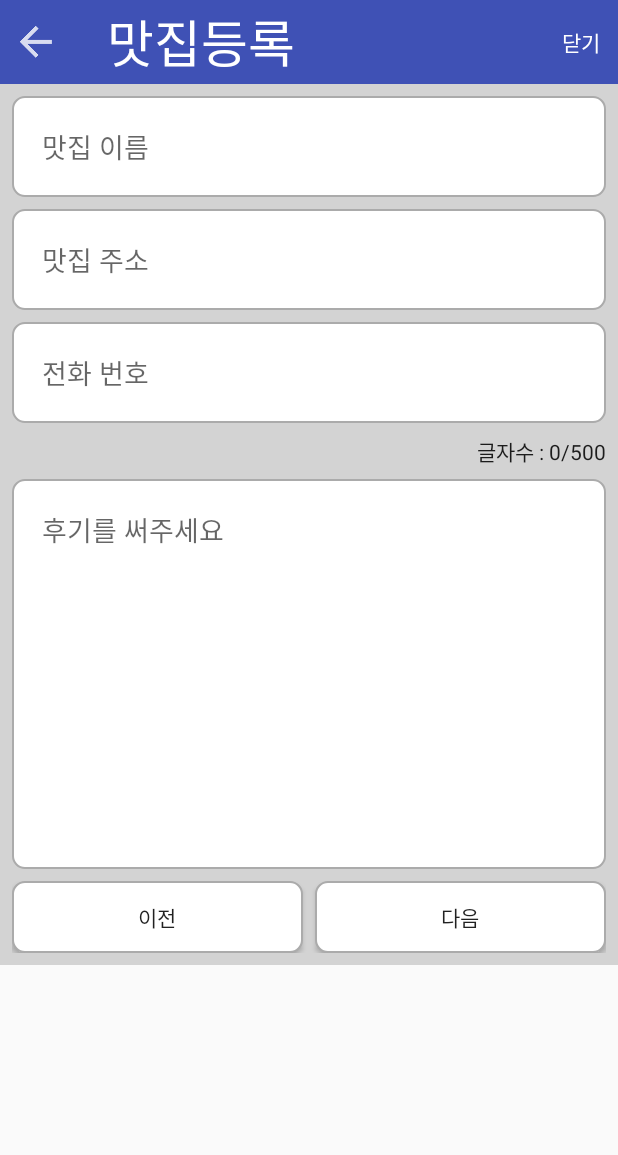
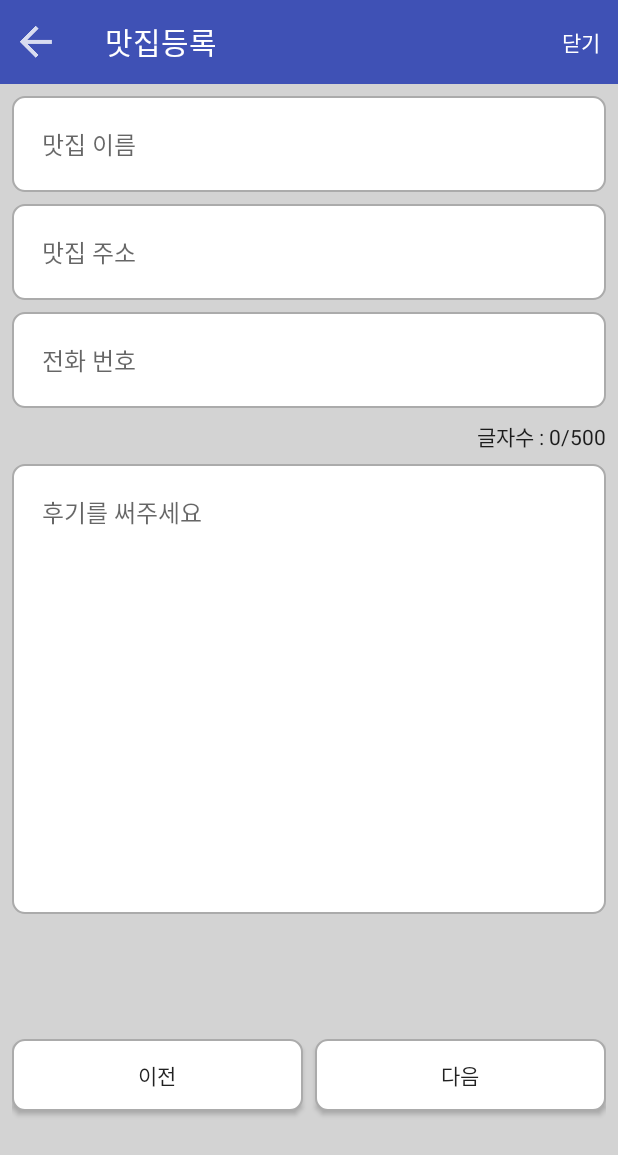
Before and after one commit to lunar999/boostcamp_3rdWeek, an Android app: the screen it shows after launch (MainActivity), on a phone screen of 412 x 824 dp. Shown: the top 1155 px of the screen. Run offline under Robolectric (Android 15) with nearby library versions, the phone set to English and light mode, and no system bars; libraries missing offline, so code that uses them is left out: io.realm; 3 statements that could not run were skipped.

Commit message:
Fix Bugs
- 실제 휴대폰 환경에서 화면 깨짐 현상 해결
- 마커 이동 후, 해당 좌표의 주소를 표시

```diff
--- a/RegistGoodPlace/app/src/main/java/com/study/tedkim/registgoodplace/RegisterFragment.java
+++ b/RegistGoodPlace/app/src/main/java/com/study/tedkim/registgoodplace/RegisterFragment.java
@@ -9,6 +9,9 @@ import android.support.annotation.NonNull;
 import android.support.v4.app.ActivityCompat;
 import android.support.v4.app.Fragment;
 import android.support.v4.app.FragmentTransaction;
+import android.telephony.PhoneNumberFormattingTextWatcher;
+import android.text.Editable;
+import android.text.TextWatcher;
 import android.view.LayoutInflater;
 import android.view.View;
 import android.view.ViewGroup;
@@ -64,12 +67,34 @@ public class RegisterFragment extends Fragment implements View.OnClickListener {
         mNext = (Button) view.findViewById(R.id.button_next);
         mNext.setOnClickListener(this);
 
+        mShopPhone = (EditText) view.findViewById(R.id.editText_shopPhone);
+        mShopPhone.addTextChangedListener(new PhoneNumberFormattingTextWatcher());
+
         mShopName = (EditText) view.findViewById(R.id.editText_shopName);
         mShopAddr = (EditText) view.findViewById(R.id.editText_shopAddr);
-        mShopPhone = (EditText) view.findViewById(R.id.editText_shopPhone);
-        mShopContents = (EditText) view.findViewById(R.id.editText_contents);
 
         mContentsLen = (TextView) view.findViewById(R.id.textView_contentsLength);
+
+        mShopContents = (EditText) view.findViewById(R.id.editText_contents);
+        mShopContents.addTextChangedListener(new TextWatcher() {
+            @Override
+            public void beforeTextChanged(CharSequence s, int start, int count, int after) {
+
+            }
+
+            @Override
+            public void onTextChanged(CharSequence s, int start, int before, int count) {
+                mContentsLen.setText("글자수 : "+s.length()+"/500");
+
+            }
+
+            @Override
+            public void afterTextChanged(Editable s) {
+
+            }
+        });
+
+
     }
 
     @Override
@@ -141,7 +166,6 @@ public class RegisterFragment extends Fragment implements View.OnClickListener {
                 @Override
                 public void execute(Realm realm) {
 
-                    // primary key 조심할 것
                     ShopInfo data = realm.createObject(ShopInfo.class, new Date().getTime());
 
                     data.setName(mShopName.getText().toString());
@@ -190,7 +214,7 @@ public class RegisterFragment extends Fragment implements View.OnClickListener {
             e.printStackTrace();
         }
 
-        // 2. 제대로 된 주소라면
+        // 2. 제대로 된 주소라면 ...
         return true;
     }
 }
--- a/RegistGoodPlace/app/src/main/java/com/study/tedkim/registgoodplace/ShopInfo.java
+++ b/RegistGoodPlace/app/src/main/java/com/study/tedkim/registgoodplace/ShopInfo.java
@@ -10,7 +10,7 @@ import io.realm.annotations.PrimaryKey;
 public class ShopInfo extends RealmObject {
 
     @PrimaryKey
-    private int article_id;
+    private long article_id;
 
     private String name;
     private String address;
@@ -21,11 +21,11 @@ public class ShopInfo extends RealmObject {
 
     }
 
-    public int getArticle_id() {
+    public long getArticle_id() {
         return article_id;
     }
 
-    public void setArticle_id(int article_id) {
+    public void setArticle_id(long article_id) {
         this.article_id = article_id;
     }
 
--- a/RegistGoodPlace/app/src/main/res/layout/activity_main.xml
+++ b/RegistGoodPlace/app/src/main/res/layout/activity_main.xml
@@ -1,9 +1,9 @@
 <?xml version="1.0" encoding="utf-8"?>
-<LinearLayout xmlns:android="http://schemas.android.com/apk/res/android"
+<RelativeLayout xmlns:android="http://schemas.android.com/apk/res/android"
+    xmlns:app="http://schemas.android.com/apk/res-auto"
     xmlns:tools="http://schemas.android.com/tools"
-    xmlns:app="http://schemas.android.com/apk/res-auto"
     android:layout_width="match_parent"
-    android:layout_height="match_parent"
+    android:layout_height="wrap_content"
 
     android:orientation="vertical">
 
@@ -42,12 +42,12 @@
                         android:layout_alignParentLeft="true"
                         android:layout_alignParentStart="true"
                         android:layout_alignParentTop="true"
-                        android:layout_marginLeft="71dp"
-                        android:layout_marginStart="71dp"
+                        android:layout_marginLeft="@dimen/toolBar_title_margin"
                         android:gravity="center_vertical"
                         android:text="맛집등록"
                         android:textAppearance="@style/TextAppearance.AppCompat.Display1"
-                        android:textColor="@android:color/background_light" />
+                        android:textColor="@android:color/background_light"
+                        android:textSize="@dimen/toolBar_title_size" />
 
                     <Button
                         android:id="@+id/button_close"
@@ -77,12 +77,20 @@
         </android.support.design.widget.CollapsingToolbarLayout>
     </android.support.design.widget.AppBarLayout>
 
-    <FrameLayout
+    <LinearLayout
         android:id="@+id/layout_container"
         android:layout_width="match_parent"
         android:layout_height="match_parent"
-        tools:layout_editor_absoluteX="360dp"
-        tools:layout_editor_absoluteY="278dp">
+        android:layout_alignParentLeft="false"
+        android:layout_alignParentStart="false"
+        android:layout_below="@+id/appbar"
+        android:orientation="vertical"
+        app:layout_constraintBottom_toBottomOf="parent"
+        app:layout_constraintLeft_toLeftOf="parent"
 
-    </FrameLayout>
-</LinearLayout>
+        app:layout_constraintRight_toRightOf="parent"
+        app:layout_constraintTop_toBottomOf="@+id/appbar">
+
+    </LinearLayout>
+
+</RelativeLayout>
--- a/RegistGoodPlace/app/src/main/res/layout/fragment_register.xml
+++ b/RegistGoodPlace/app/src/main/res/layout/fragment_register.xml
@@ -1,63 +1,59 @@
-<FrameLayout xmlns:android="http://schemas.android.com/apk/res/android"
+<RelativeLayout xmlns:android="http://schemas.android.com/apk/res/android"
     xmlns:tools="http://schemas.android.com/tools"
-    android:layout_width="match_parent"
-    android:layout_height="match_parent"
-    tools:context="com.study.tedkim.registgoodplace.RegisterFragment">
-
-    <!-- TODO: Update blank fragment layout -->
-
-    <ScrollView
-        android:layout_width="match_parent"
-        android:layout_height="wrap_content">
-
-        <LinearLayout
     android:layout_width="match_parent"
     android:layout_height="match_parent"
 
     android:background="@color/colorLightGray"
-
     android:orientation="vertical"
     android:padding="@dimen/register_layout_padding"
-            android:weightSum="1"
-            tools:context="com.study.tedkim.registgoodplace.MainActivity">
+
+    tools:context="com.study.tedkim.registgoodplace.RegisterFragment">
 
     <EditText
         android:id="@+id/editText_shopName"
         android:layout_width="match_parent"
         android:layout_height="wrap_content"
+        android:layout_alignParentTop="true"
         android:layout_marginBottom="@dimen/register_layout_margin"
         android:background="@drawable/edit_text_shape"
         android:ems="10"
         android:hint="맛집 이름"
         android:inputType="textPersonName"
-                android:padding="20dp" />
+        android:padding="20dp"
+        android:textSize="@dimen/register_font_size" />
 
     <EditText
         android:id="@+id/editText_shopAddr"
         android:layout_width="match_parent"
         android:layout_height="wrap_content"
+        android:layout_below="@+id/editText_shopName"
         android:layout_marginBottom="@dimen/register_layout_margin"
         android:background="@drawable/edit_text_shape"
         android:ems="10"
         android:hint="맛집 주소"
         android:inputType="textPostalAddress"
-                android:padding="20dp" />
+        android:padding="20dp"
+        android:textSize="@dimen/register_font_size" />
 
     <EditText
         android:id="@+id/editText_shopPhone"
         android:layout_width="match_parent"
         android:layout_height="wrap_content"
+        android:layout_below="@+id/editText_shopAddr"
         android:layout_marginBottom="@dimen/register_layout_margin"
         android:background="@drawable/edit_text_shape"
         android:ems="10"
         android:hint="전화 번호"
         android:inputType="phone"
-                android:padding="20dp" />
+        android:padding="20dp"
+        android:textSize="@dimen/register_font_size" />
 
     <TextView
         android:id="@+id/textView_contentsLength"
         android:layout_width="wrap_content"
         android:layout_height="wrap_content"
+        android:layout_alignParentRight="true"
+        android:layout_below="@+id/editText_shopPhone"
         android:layout_gravity="right"
         android:layout_marginBottom="@dimen/register_layout_margin"
         android:text="글자수 : 0/500"
@@ -66,19 +62,23 @@
     <EditText
         android:id="@+id/editText_contents"
         android:layout_width="match_parent"
-                android:layout_height="260dp"
+        android:layout_height="@dimen/edit_text_height"
+        android:layout_below="@+id/textView_contentsLength"
         android:layout_marginBottom="@dimen/register_layout_margin"
-                android:layout_weight="4.69"
         android:background="@drawable/edit_text_shape"
         android:ems="10"
         android:gravity="top"
         android:hint="후기를 써주세요"
         android:inputType="textMultiLine"
-                android:padding="20dp" />
+        android:padding="20dp"
+        android:textSize="@dimen/register_font_size" />
 
     <LinearLayout
         android:layout_width="match_parent"
-                android:layout_height="wrap_content"
+        android:layout_height="match_parent"
+        android:layout_alignParentBottom="true"
+        android:layout_below="@+id/editText_contents"
+        android:gravity="center_vertical"
         android:orientation="horizontal">
 
         <Button
@@ -99,7 +99,4 @@
             android:text="다음" />
     </LinearLayout>
 
-        </LinearLayout>
-    </ScrollView>
-
-</FrameLayout>
+</RelativeLayout>
--- a/RegistGoodPlace/app/src/main/res/values/dimens.xml
+++ b/RegistGoodPlace/app/src/main/res/values/dimens.xml
@@ -1,8 +1,12 @@
 <?xml version="1.0" encoding="utf-8"?>
 <resources>
 
+    <dimen name="toolBar_title_margin">70dp</dimen>
+    <dimen name ="toolBar_title_size">20sp</dimen>
+
     <dimen name="register_layout_padding">8dp</dimen>
     <dimen name="register_layout_margin">8dp</dimen>
+    <dimen name="register_font_size">16sp</dimen>
 
     <dimen name="map_layout_padding">8dp</dimen>
     <dimen name="map_layout_margin">8dp</dimen>
@@ -13,4 +17,6 @@
     <dimen name="half_unit_dimen">8dp</dimen>
     <dimen name="edit_text_padding">20dp</dimen>
 
+    <dimen name="edit_text_height">300dp</dimen>
+
 </resources>
```
Also changed, not shown: RegistGoodPlace/app/src/main/java/com/study/tedkim/registgoodplace/MainActivity.java (+11 -11 lines), RegistGoodPlace/app/src/main/java/com/study/tedkim/registgoodplace/MapFragment.java (+41 -12 lines). Lines whose indentation alone changed are shown as unchanged.
